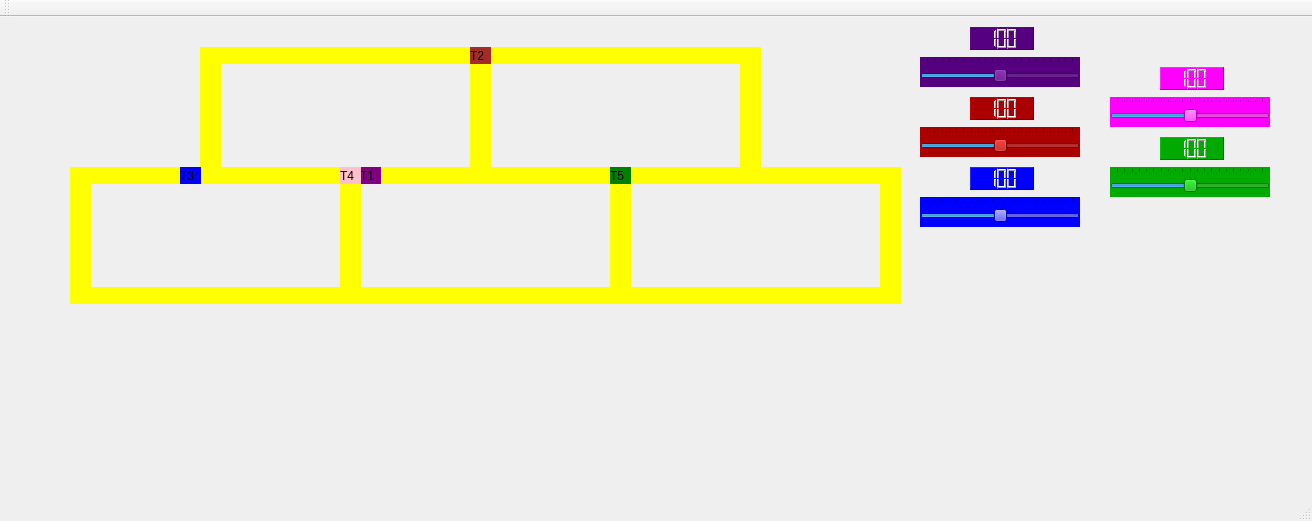
taleshrocha/so-trabalho-2, file src/mainwindow.ui: the form before one commit.
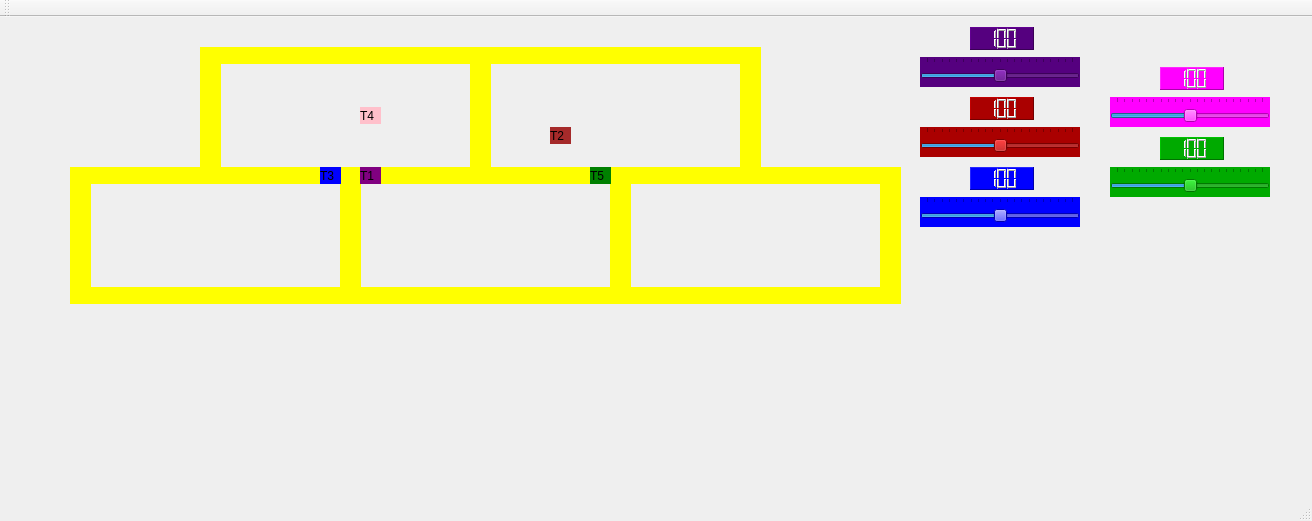
The form after the commit.

What changed in the file:
```diff
--- a/src/mainwindow.ui
+++ b/src/mainwindow.ui
@@ -204,8 +204,8 @@
    <widget class="QLabel" name="label_trem2">
     <property name="geometry">
      <rect>
-      <x>470</x>
-      <y>30</y>
+      <x>550</x>
+      <y>110</y>
       <width>21</width>
       <height>17</height>
      </rect>
@@ -236,7 +236,7 @@
    <widget class="QLabel" name="label_trem3">
     <property name="geometry">
      <rect>
-      <x>180</x>
+      <x>320</x>
       <y>150</y>
       <width>21</width>
       <height>17</height>
@@ -300,8 +300,8 @@
    <widget class="QLabel" name="label_trem4">
     <property name="geometry">
      <rect>
-      <x>340</x>
-      <y>150</y>
+      <x>360</x>
+      <y>90</y>
       <width>21</width>
       <height>17</height>
      </rect>
@@ -412,7 +412,7 @@
    <widget class="QLabel" name="label_trem5">
     <property name="geometry">
      <rect>
-      <x>610</x>
+      <x>590</x>
       <y>150</y>
       <width>21</width>
       <height>17</height>
```
